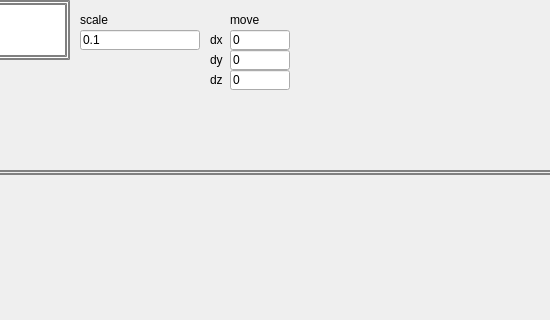
First picture: the form in src/qt/3DViewer/mainwindow.ui, repository IPacificOcean/3dViewer_academic_project, before the edit; both pictures show x 330 to 880 and y 0 to 320 of the 1200 by 1000 pixel window.
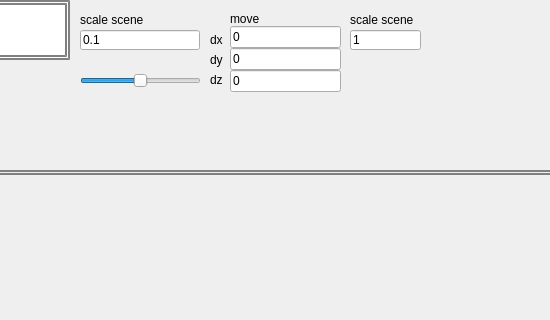
Second picture: the form after the edit. Custom widgets are drawn as their Qt base class.

Commit message: add scale func

```diff
--- a/src/qt/3DViewer/mainwindow.ui
+++ b/src/qt/3DViewer/mainwindow.ui
@@ -138,59 +138,7 @@
      </rect>
     </property>
     <property name="text">
-     <string>scale</string>
-    </property>
-   </widget>
-   <widget class="QLabel" name="move_label">
-    <property name="geometry">
-     <rect>
-      <x>560</x>
-      <y>10</y>
-      <width>120</width>
-      <height>20</height>
-     </rect>
-    </property>
-    <property name="text">
-     <string>move</string>
-    </property>
-   </widget>
-   <widget class="QLineEdit" name="dx">
-    <property name="geometry">
-     <rect>
-      <x>560</x>
-      <y>30</y>
-      <width>60</width>
-      <height>20</height>
-     </rect>
-    </property>
-    <property name="text">
-     <string>0</string>
-    </property>
-   </widget>
-   <widget class="QLineEdit" name="dy">
-    <property name="geometry">
-     <rect>
-      <x>560</x>
-      <y>50</y>
-      <width>60</width>
-      <height>20</height>
-     </rect>
-    </property>
-    <property name="text">
-     <string>0</string>
-    </property>
-   </widget>
-   <widget class="QLineEdit" name="dz">
-    <property name="geometry">
-     <rect>
-      <x>560</x>
-      <y>70</y>
-      <width>60</width>
-      <height>20</height>
-     </rect>
-    </property>
-    <property name="text">
-     <string>0</string>
+     <string>scale scene</string>
     </property>
    </widget>
    <widget class="QLabel" name="dx_label">
@@ -245,6 +193,106 @@
      <string>Apply</string>
     </property>
    </widget>
+   <widget class="QSlider" name="horizontalSlider">
+    <property name="geometry">
+     <rect>
+      <x>410</x>
+      <y>60</y>
+      <width>121</width>
+      <height>41</height>
+     </rect>
+    </property>
+    <property name="minimum">
+     <number>-50</number>
+    </property>
+    <property name="maximum">
+     <number>50</number>
+    </property>
+    <property name="orientation">
+     <enum>Qt::Horizontal</enum>
+    </property>
+   </widget>
+   <widget class="QLineEdit" name="scaleModel">
+    <property name="geometry">
+     <rect>
+      <x>680</x>
+      <y>30</y>
+      <width>71</width>
+      <height>20</height>
+     </rect>
+    </property>
+    <property name="text">
+     <string>1</string>
+    </property>
+   </widget>
+   <widget class="QLabel" name="scaleModel_label">
+    <property name="geometry">
+     <rect>
+      <x>680</x>
+      <y>10</y>
+      <width>120</width>
+      <height>20</height>
+     </rect>
+    </property>
+    <property name="text">
+     <string>scale scene</string>
+    </property>
+   </widget>
+   <widget class="QWidget" name="">
+    <property name="geometry">
+     <rect>
+      <x>560</x>
+      <y>11</y>
+      <width>111</width>
+      <height>81</height>
+     </rect>
+    </property>
+    <layout class="QVBoxLayout" name="verticalLayout">
+     <property name="spacing">
+      <number>0</number>
+     </property>
+     <property name="leftMargin">
+      <number>0</number>
+     </property>
+     <property name="bottomMargin">
+      <number>0</number>
+     </property>
+     <item>
+      <widget class="QLabel" name="move_label">
+       <property name="text">
+        <string>move</string>
+       </property>
+      </widget>
+     </item>
+     <item>
+      <widget class="QLineEdit" name="dx">
+       <property name="sizePolicy">
+        <sizepolicy hsizetype="Preferred" vsizetype="Maximum">
+         <horstretch>0</horstretch>
+         <verstretch>0</verstretch>
+        </sizepolicy>
+       </property>
+       <property name="text">
+        <string>0</string>
+       </property>
+      </widget>
+     </item>
+     <item>
+      <widget class="QLineEdit" name="dy">
+       <property name="text">
+        <string>0</string>
+       </property>
+      </widget>
+     </item>
+     <item>
+      <widget class="QLineEdit" name="dz">
+       <property name="text">
+        <string>0</string>
+       </property>
+      </widget>
+     </item>
+    </layout>
+   </widget>
   </widget>
   <widget class="QMenuBar" name="menubar">
    <property name="geometry">
```
Left out of the diff: 2 changed lines with no effect on the pictures. The commit also changes 6 other files.
